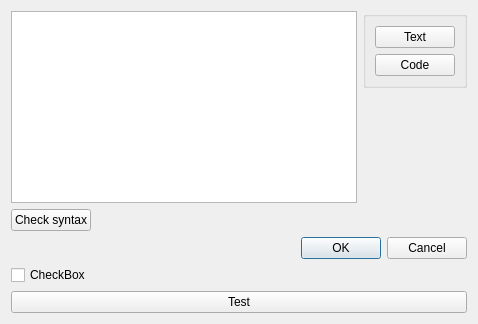
First picture: the form in actiontools/codeeditordialog.ui, repository Jmgr/actiona, before the edit.
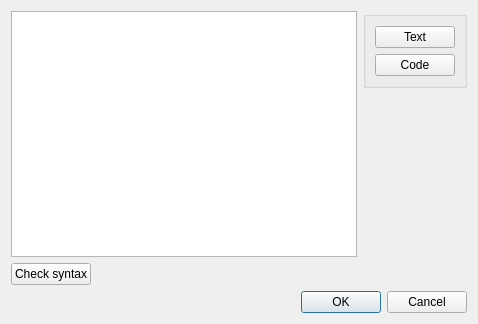
Second picture: the form after the edit. Custom widgets are drawn as their Qt base class.

Commit message: Gui - removed the version check since it produces a warning (Qt bug) ActionTools - removed some garbage code that was not used - removed the recorder class -> action recording is reported to a future version

```diff
--- a/actiontools/codeeditordialog.ui
+++ b/actiontools/codeeditordialog.ui
@@ -110,20 +110,6 @@
      </property>
     </widget>
    </item>
-   <item>
-    <widget class="QCheckBox" name="hook">
-     <property name="text">
-      <string>CheckBox</string>
-     </property>
-    </widget>
-   </item>
-   <item>
-    <widget class="QPushButton" name="test">
-     <property name="text">
-      <string>Test</string>
-     </property>
-    </widget>
-   </item>
   </layout>
  </widget>
  <customwidgets>
```
The commit also changes 8 other files.
